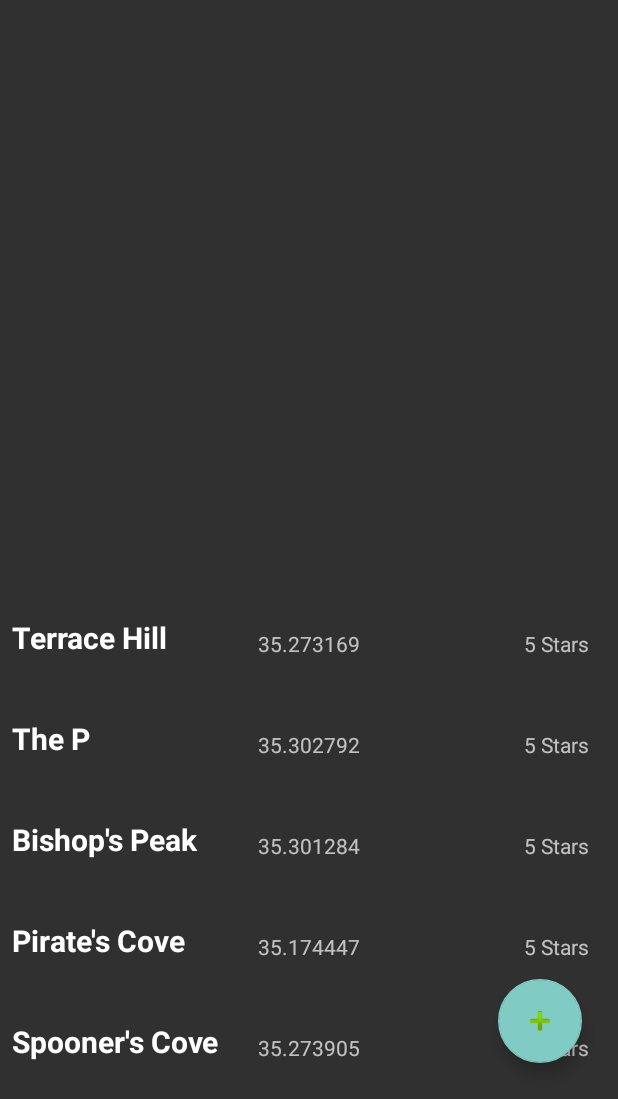
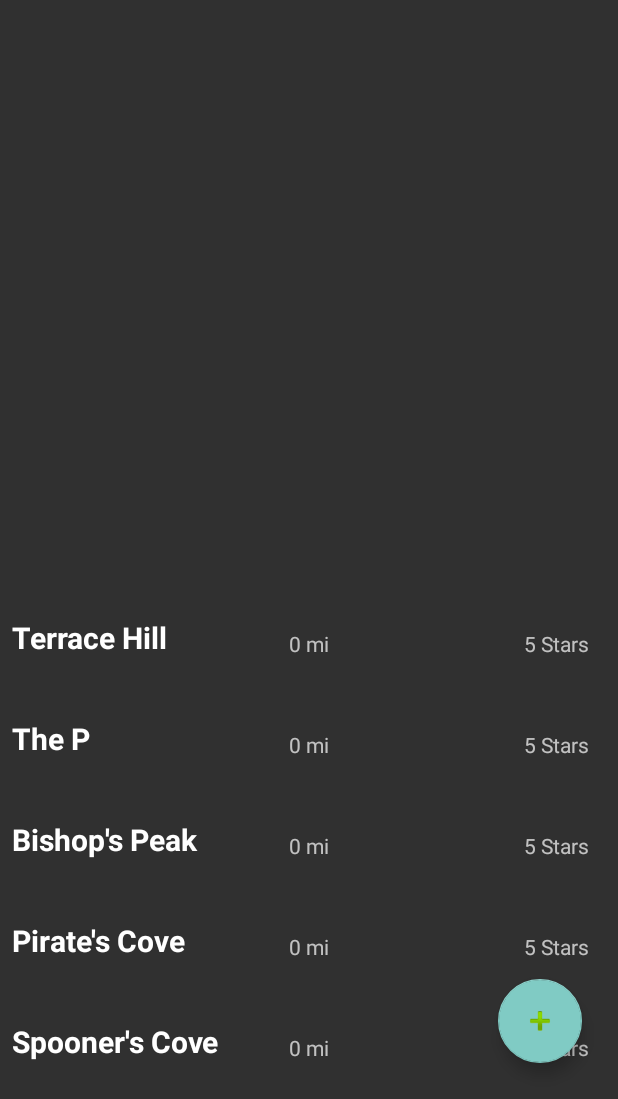
Before and after one commit to aegarro/WanderDots, an Android app: the screen it shows after launch (MainActivity), on a phone screen of 412 x 824 dp, the part 137-1236 px from its top. Run offline under Robolectric (Android 15) with nearby library versions, the phone set to English and light mode, and no system bars; our stand-ins replace Volley; network calls fail.

Commit message:
Dots show distance away in list

```diff
--- a/app/src/main/java/com/example/wanderdots/DotListAdapter.java
+++ b/app/src/main/java/com/example/wanderdots/DotListAdapter.java
@@ -2,12 +2,20 @@ package com.example.wanderdots;
 
 import android.content.Context;
 import android.content.Intent;
+import android.location.Location;
 import android.support.annotation.NonNull;
 import android.support.v7.widget.RecyclerView;
+import android.util.Log;
 import android.view.LayoutInflater;
 import android.view.ViewGroup;
 import android.view.View;
 import android.widget.TextView;
+
+import com.google.android.gms.location.FusedLocationProviderClient;
+import com.google.android.gms.location.LocationServices;
+import com.google.android.gms.maps.model.LatLng;
+import com.google.android.gms.tasks.OnCompleteListener;
+import com.google.android.gms.tasks.Task;
 
 import java.util.ArrayList;
 
@@ -15,8 +23,13 @@ import WanderDots.Dot;
 
 public class DotListAdapter extends RecyclerView.Adapter<DotListAdapter.ViewHolder> {
 
+    private static final String TAG = "DotListAdapter";
+    private static float METERS_TO_MILES = 0.000621371f;
+
     public ArrayList<Dot> dotList;
     Context ctx;
+    Location currentPosition;
+    private FusedLocationProviderClient mFusedLocationProviderClient;
 
     public DotListAdapter(ArrayList<Dot> dotList, Context ctx){
         this.dotList = dotList;
@@ -33,7 +46,11 @@ public class DotListAdapter extends RecyclerView.Adapter<DotListAdapter.ViewHold
     @Override
     public void onBindViewHolder(@NonNull DotListAdapter.ViewHolder viewHolder, int i) {
         viewHolder.title.setText(dotList.get(i).getName());
-        viewHolder.distance.setText(new Double(dotList.get(i).getLatitude()).toString());
+        if(currentPosition == null){
+            viewHolder.distance.setText("0 mi");
+        }else{
+            viewHolder.distance.setText(calculateDistance(dotList.get(i), currentPosition));
+        }
         viewHolder.rating.setText("5 Stars");
     }
 
@@ -49,7 +66,7 @@ public class DotListAdapter extends RecyclerView.Adapter<DotListAdapter.ViewHold
         public TextView title;
         public TextView distance;
         public TextView rating;
-        ArrayList<Dot> dotList ;
+        ArrayList<Dot> dotList;
         Context ctx;
 
         public ViewHolder(@NonNull View itemView, Context ctx, ArrayList<Dot> dots){
@@ -62,6 +79,7 @@ public class DotListAdapter extends RecyclerView.Adapter<DotListAdapter.ViewHold
             title = mView.findViewById(R.id.dot_item_title);
             distance = mView.findViewById(R.id.dot_item_dist);
             rating = mView.findViewById(R.id.dot_item_rating);
+
         }
 
         @Override
@@ -71,4 +89,17 @@ public class DotListAdapter extends RecyclerView.Adapter<DotListAdapter.ViewHold
             this.ctx.startActivity(intent);
         }
     }
+
+    public void setLocation(Location loc){
+        currentPosition = loc;
+    }
+
+    /* Calculates distance from dot to devices current location */
+    private String calculateDistance(Dot dot, Location loc){
+        float result[] = new float[1];
+        Location.distanceBetween(dot.getLatitude(), dot.getLongitude(), loc.getLatitude(), loc.getLongitude(), result);
+        result[0] = result[0] * METERS_TO_MILES; // Convert meters to miles
+        String dis = String.format("%.1f", result[0]); // Format String to one decimal
+        return dis + " mi";
+    }
 }
--- a/app/src/main/java/com/example/wanderdots/MainActivity.java
+++ b/app/src/main/java/com/example/wanderdots/MainActivity.java
@@ -191,6 +191,8 @@ public class MainActivity extends AppCompatActivity implements Response.ErrorLis
                         if (task.isSuccessful()){
                             Log.d(TAG, "onComplete: found location");
                             Location currentLocation = (Location) task.getResult();
+                            dotListAdapter.setLocation(currentLocation);
+                            dotListAdapter.notifyDataSetChanged();
                             moveCamera(new LatLng(currentLocation.getLatitude(), currentLocation.getLongitude()), DEFAULT_ZOOM);
                         } else{
                             Log.d(TAG, "onComplete: current location is null");
```
